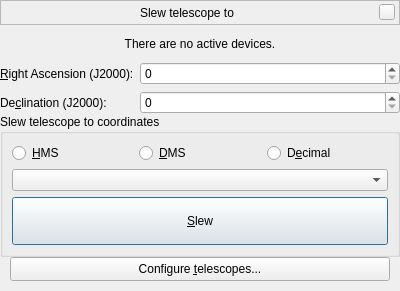
Qt form plugins/TelescopeControl/src/gui/slewDialog.ui (519984307/stellarium_src) before a commit.
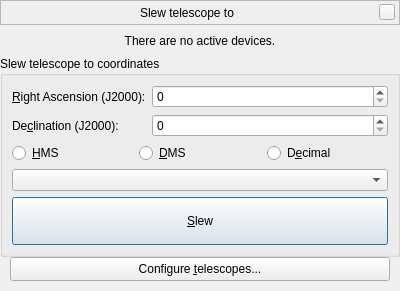
The same form after that commit. Custom widgets are drawn as their Qt base class.

Commit message: fixed bug in slewDialog.ui introduced in revision 5032

The edit to the form file:
```diff
--- a/plugins/TelescopeControl/src/gui/slewDialog.ui
+++ b/plugins/TelescopeControl/src/gui/slewDialog.ui
@@ -155,6 +155,18 @@
     </widget>
    </item>
    <item>
+    <widget class="QGroupBox" name="groupBoxSlew">
+     <property name="sizePolicy">
+      <sizepolicy hsizetype="Expanding" vsizetype="Minimum">
+       <horstretch>0</horstretch>
+       <verstretch>0</verstretch>
+      </sizepolicy>
+     </property>
+     <property name="title">
+      <string>Slew telescope to coordinates</string>
+     </property>
+     <layout class="QVBoxLayout" name="verticalLayout_2">
+      <item>
     <widget class="QFrame" name="frameCoordinates">
      <property name="sizePolicy">
       <sizepolicy hsizetype="Expanding" vsizetype="Minimum">
@@ -221,18 +233,6 @@
      </layout>
     </widget>
    </item>
-   <item>
-    <widget class="QGroupBox" name="groupBoxSlew">
-     <property name="sizePolicy">
-      <sizepolicy hsizetype="Expanding" vsizetype="Minimum">
-       <horstretch>0</horstretch>
-       <verstretch>0</verstretch>
-      </sizepolicy>
-     </property>
-     <property name="title">
-      <string>Slew telescope to coordinates</string>
-     </property>
-     <layout class="QVBoxLayout" name="verticalLayout_2">
       <item>
        <widget class="QFrame" name="frameFormat">
         <property name="sizePolicy">
```
Lines whose indentation alone changed are shown as unchanged.
